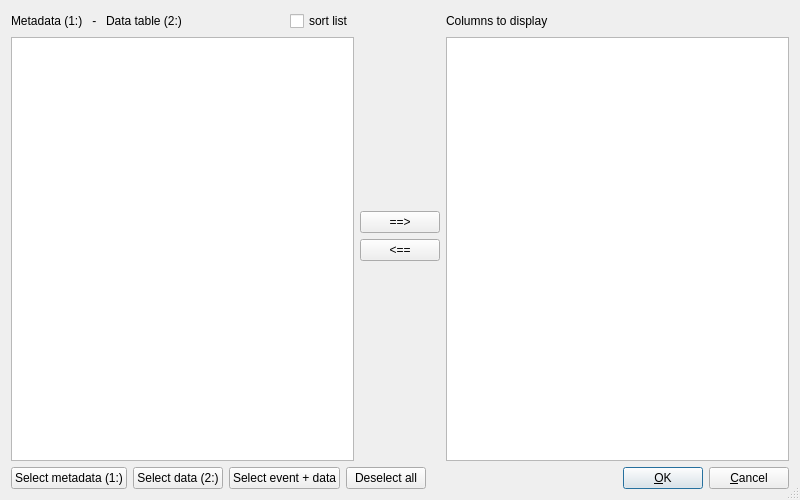
The window that trunk/Forms/SelectParametersDialog/selectparametersdialog.ui (pangaea-data-publisher/Pan2Applic) describes before a commit, drawn with Qt 5.
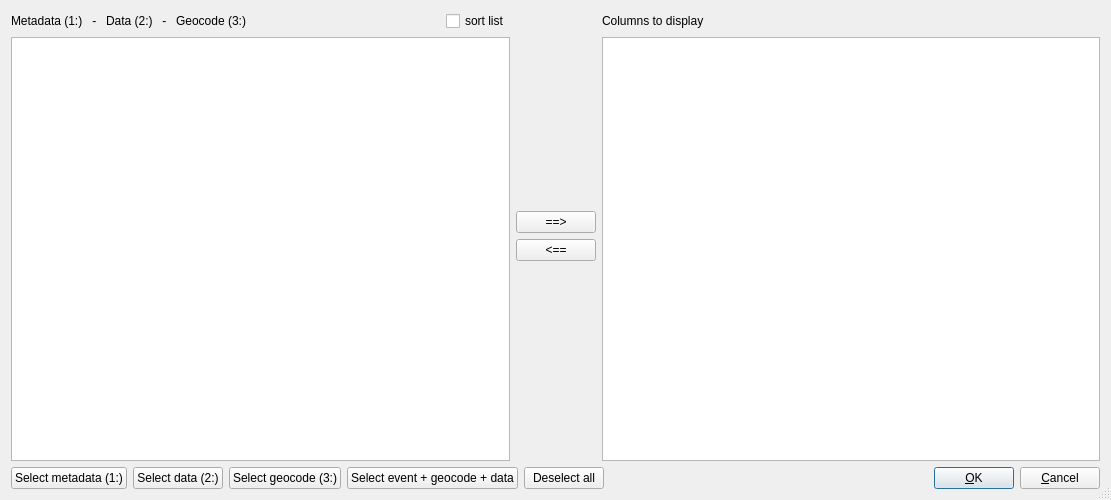
The same window after the commit.

```diff
--- a/trunk/Forms/SelectParametersDialog/selectparametersdialog.ui
+++ b/trunk/Forms/SelectParametersDialog/selectparametersdialog.ui
@@ -6,7 +6,7 @@
    <rect>
     <x>0</x>
     <y>0</y>
-    <width>800</width>
+    <width>1111</width>
     <height>500</height>
    </rect>
   </property>
@@ -25,7 +25,7 @@
   <property name="sizeGripEnabled">
    <bool>true</bool>
   </property>
-  <layout class="QGridLayout" name="gridLayout_4">
+  <layout class="QGridLayout" name="gridLayout_5">
    <item row="0" column="0">
     <layout class="QGridLayout" name="gridLayout">
      <item row="0" column="0">
@@ -36,7 +36,7 @@
       </widget>
      </item>
      <item row="0" column="1">
-      <widget class="QLabel" name="label">
+      <widget class="QLabel" name="label_1">
        <property name="text">
         <string> - </string>
        </property>
@@ -45,11 +45,25 @@
      <item row="0" column="2">
       <widget class="QLabel" name="Data_label">
        <property name="text">
-        <string>Data table (2:)</string>
+        <string>Data (2:)</string>
        </property>
       </widget>
      </item>
      <item row="0" column="3">
+      <widget class="QLabel" name="label_3">
+       <property name="text">
+        <string> - </string>
+       </property>
+      </widget>
+     </item>
+     <item row="0" column="4">
+      <widget class="QLabel" name="Geocode_label">
+       <property name="text">
+        <string>Geocode (3:)</string>
+       </property>
+      </widget>
+     </item>
+     <item row="0" column="5">
       <spacer name="horizontalSpacer">
        <property name="orientation">
         <enum>Qt::Horizontal</enum>
@@ -62,14 +76,14 @@
        </property>
       </spacer>
      </item>
-     <item row="0" column="4">
+     <item row="0" column="6">
       <widget class="QCheckBox" name="sortList_checkBox">
        <property name="text">
         <string>sort list</string>
        </property>
       </widget>
      </item>
-     <item row="1" column="0" colspan="5">
+     <item row="1" column="0" colspan="7">
       <widget class="QListWidget" name="lb1">
        <property name="minimumSize">
         <size>
@@ -160,36 +174,43 @@
     </layout>
    </item>
    <item row="1" column="0" colspan="3">
-    <layout class="QHBoxLayout" name="horizontalLayout">
-     <item>
+    <layout class="QGridLayout" name="gridLayout_4">
+     <item row="0" column="0">
       <widget class="QPushButton" name="SelectMetadata_pushButton">
        <property name="text">
         <string>Select metadata (1:)</string>
        </property>
       </widget>
      </item>
-     <item>
+     <item row="0" column="1">
       <widget class="QPushButton" name="SelectData_pushButton">
        <property name="text">
         <string>Select data (2:)</string>
        </property>
       </widget>
      </item>
-     <item>
-      <widget class="QPushButton" name="SelectEventData_pushButton">
+     <item row="0" column="2">
+      <widget class="QPushButton" name="SelectGeocode_pushButton">
        <property name="text">
-        <string>Select event + data</string>
+        <string>Select geocode (3:)</string>
        </property>
       </widget>
      </item>
-     <item>
+     <item row="0" column="3">
+      <widget class="QPushButton" name="SelectEventGeocodeData_pushButton">
+       <property name="text">
+        <string>Select event + geocode + data</string>
+       </property>
+      </widget>
+     </item>
+     <item row="0" column="4">
       <widget class="QPushButton" name="DeselectAll_pushButton">
        <property name="text">
         <string>Deselect all</string>
        </property>
       </widget>
      </item>
-     <item>
+     <item row="0" column="5">
       <spacer name="horizontalSpacer_3">
        <property name="orientation">
         <enum>Qt::Horizontal</enum>
@@ -202,7 +223,7 @@
        </property>
       </spacer>
      </item>
-     <item>
+     <item row="0" column="6">
       <widget class="QPushButton" name="OK_pushButton">
        <property name="text">
         <string>&amp;OK</string>
@@ -212,7 +233,7 @@
        </property>
       </widget>
      </item>
-     <item>
+     <item row="0" column="7">
       <widget class="QPushButton" name="Cancel_pushButton">
        <property name="text">
         <string>&amp;Cancel</string>
```
Left out of the diff: 2 changed lines with no effect on the pictures.
